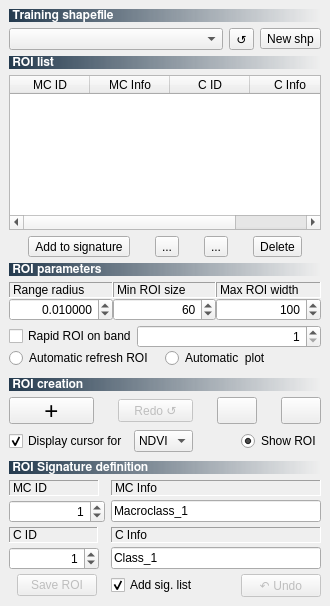
This is ui/ui_semiautomaticclassificationplugin_dock.ui in semiautomaticgit/SemiAutomaticClassificationPlugin as Qt 5 draws it before an edit. The edited form follows.
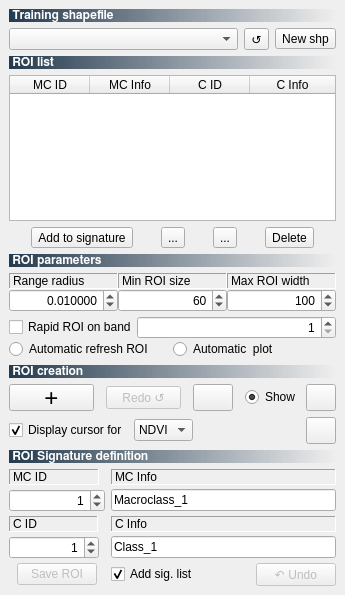
This is the edited form. Icons and pictures are not drawn.

The edit to the form file:
```diff
--- a/ui/ui_semiautomaticclassificationplugin_dock.ui
+++ b/ui/ui_semiautomaticclassificationplugin_dock.ui
@@ -7,7 +7,7 @@
     <x>0</x>
     <y>0</y>
     <width>330</width>
-    <height>606</height>
+    <height>595</height>
    </rect>
   </property>
   <property name="sizePolicy">
@@ -661,7 +661,7 @@
         </property>
        </spacer>
       </item>
-      <item row="1" column="0" colspan="7">
+      <item row="1" column="0" colspan="8">
        <layout class="QGridLayout" name="gridLayout_3">
         <item row="0" column="1">
          <widget class="QComboBox" name="vegetation_index_comboBox">
@@ -707,17 +707,50 @@
          </widget>
         </item>
         <item row="0" column="3">
-         <widget class="QRadioButton" name="show_ROI_radioButton">
+         <widget class="QPushButton" name="mutlipleROI_Button">
+          <property name="sizePolicy">
+           <sizepolicy hsizetype="Fixed" vsizetype="Fixed">
+            <horstretch>0</horstretch>
+            <verstretch>0</verstretch>
+           </sizepolicy>
+          </property>
+          <property name="minimumSize">
+           <size>
+            <width>0</width>
+            <height>0</height>
+           </size>
+          </property>
+          <property name="maximumSize">
+           <size>
+            <width>30</width>
+            <height>27</height>
+           </size>
+          </property>
+          <property name="font">
+           <font>
+            <pointsize>18</pointsize>
+           </font>
+          </property>
           <property name="toolTip">
            <string>&lt;html&gt;&lt;head/&gt;&lt;body&gt;&lt;p&gt;Show/hide the temporary ROI&lt;/p&gt;&lt;/body&gt;&lt;/html&gt;</string>
           </property>
           <property name="text">
-           <string>Show ROI</string>
+           <string/>
           </property>
-          <property name="checked">
-           <bool>true</bool>
+          <property name="icon">
+           <iconset resource="resources.qrc">
+            <normaloff>:/plugins/semiautomaticclassificationplugin/icons/semiautomaticclassificationplugin_roi_multiple.png</normaloff>:/plugins/semiautomaticclassificationplugin/icons/semiautomaticclassificationplugin_roi_multiple.png</iconset>
           </property>
-          <property name="autoExclusive">
+          <property name="iconSize">
+           <size>
+            <width>18</width>
+            <height>18</height>
+           </size>
+          </property>
+          <property name="checkable">
+           <bool>false</bool>
+          </property>
+          <property name="flat">
            <bool>false</bool>
           </property>
          </widget>
@@ -725,7 +758,23 @@
        </layout>
       </item>
       <item row="0" column="6">
-       <widget class="QPushButton" name="mutlipleROI_Button">
+       <widget class="QRadioButton" name="show_ROI_radioButton">
+        <property name="toolTip">
+         <string>&lt;html&gt;&lt;head/&gt;&lt;body&gt;&lt;p&gt;Show/hide the temporary ROI&lt;/p&gt;&lt;/body&gt;&lt;/html&gt;</string>
+        </property>
+        <property name="text">
+         <string>Show</string>
+        </property>
+        <property name="checked">
+         <bool>true</bool>
+        </property>
+        <property name="autoExclusive">
+         <bool>false</bool>
+        </property>
+       </widget>
+      </item>
+      <item row="0" column="7">
+       <widget class="QPushButton" name="zoom_ROI_button">
         <property name="sizePolicy">
          <sizepolicy hsizetype="Fixed" vsizetype="Fixed">
           <horstretch>0</horstretch>
@@ -734,8 +783,8 @@
         </property>
         <property name="minimumSize">
          <size>
-          <width>40</width>
-          <height>27</height>
+          <width>0</width>
+          <height>0</height>
          </size>
         </property>
         <property name="maximumSize">
```
Left out of the diff: 33 changed lines with no effect on the pictures.
